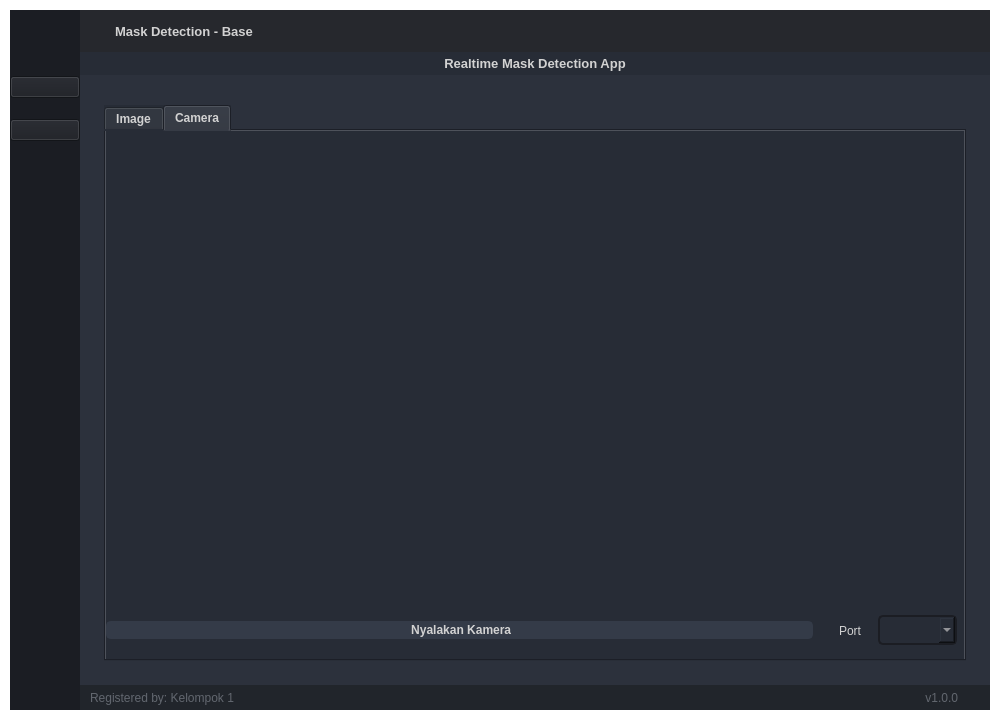
Old version of the form new_DL.ui in the repository arve1n/Deep_Learning_Kelompok1.
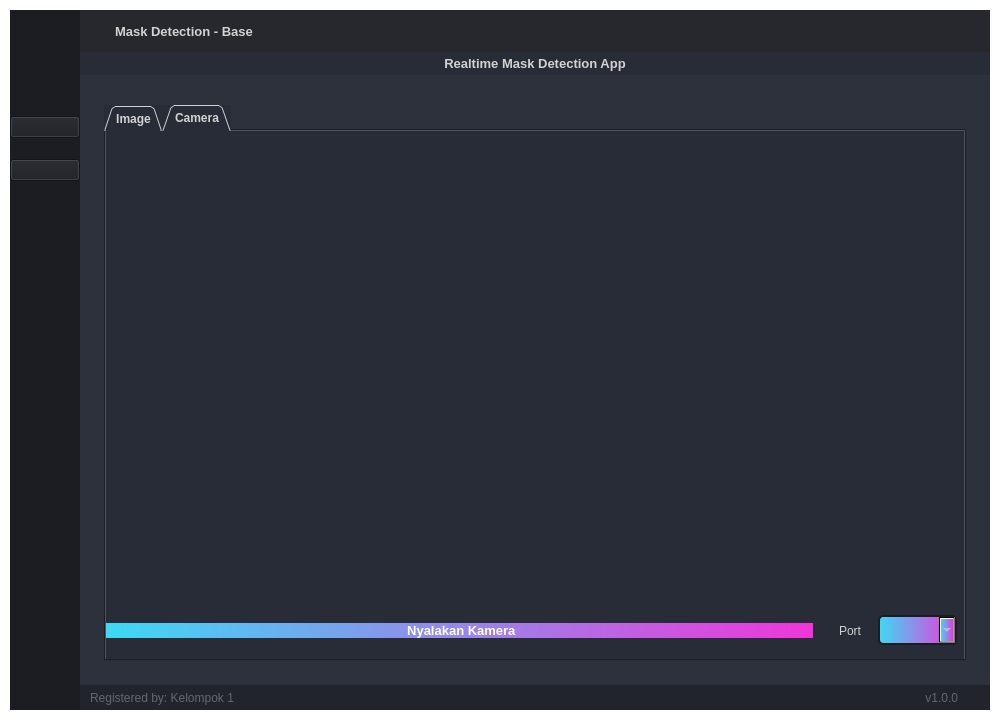
New version of the form. The open tabs and pages were chosen to show the change. Icons and pictures are not drawn.

Commit message: new ui pyqt and icon

The edit to the form file:
```diff
--- a/new_DL.ui
+++ b/new_DL.ui
@@ -1390,6 +1390,22 @@
                </layout>
               </widget>
              </item>
+             <item>
+              <spacer name="verticalSpacer_3">
+               <property name="orientation">
+                <enum>Qt::Vertical</enum>
+               </property>
+               <property name="sizeType">
+                <enum>QSizePolicy::Minimum</enum>
+               </property>
+               <property name="sizeHint" stdset="0">
+                <size>
+                 <width>20</width>
+                 <height>40</height>
+                </size>
+               </property>
+              </spacer>
+             </item>
              <item>
               <widget class="QPushButton" name="pushButton_2">
                <property name="text">
@@ -1397,7 +1413,13 @@
                </property>
                <property name="icon">
                 <iconset>
-                 <normaloff>icons/20x20/cil-description.png</normaloff>icons/20x20/cil-description.png</iconset>
+                 <normaloff>C:/Users/HP/Downloads/icons8-home-page-50.png</normaloff>C:/Users/HP/Downloads/icons8-home-page-50.png</iconset>
+               </property>
+               <property name="iconSize">
+                <size>
+                 <width>50</width>
+                 <height>50</height>
+                </size>
                </property>
               </widget>
              </item>
@@ -1427,7 +1449,13 @@
                </property>
                <property name="icon">
                 <iconset>
-                 <normaloff>icons/20x20/cil-code.png</normaloff>icons/20x20/cil-code.png</iconset>
+                 <normaloff>C:/Users/HP/Downloads/icons8-protection-mask-50.png</normaloff>C:/Users/HP/Downloads/icons8-protection-mask-50.png</iconset>
+               </property>
+               <property name="iconSize">
+                <size>
+                 <width>50</width>
+                 <height>50</height>
+                </size>
                </property>
               </widget>
              </item>
@@ -1660,6 +1688,9 @@
                           <string notr="true">background-color: rgb(39, 44, 54);
 font-color: white;</string>
                          </property>
+                         <property name="tabShape">
+                          <enum>QTabWidget::Triangular</enum>
+                         </property>
                          <property name="currentIndex">
                           <number>0</number>
                          </property>
@@ -1765,15 +1796,21 @@
                               </property>
                               <property name="font">
                                <font>
+                                <family>Microsoft YaHei UI</family>
+                                <pointsize>10</pointsize>
                                 <weight>75</weight>
+                                <italic>false</italic>
                                 <bold>true</bold>
                                </font>
                               </property>
                               <property name="styleSheet">
-                               <string notr="true">QPushButton {
-	border: 2px solid rgb(52, 59, 72);
-	border-radius: 5px;	
-	background-color: rgb(52, 59, 72);
+                               <string notr="true">QPushButton{
+font: 75 10pt &quot;Microsoft YaHei UI&quot;;
+font-weight: bold;
+color: rgb(255, 255, 255);
+background-color: qlineargradient(spread:pad, x1:0, y1:0, x2:1, y2:0, stop:0 rgb(61, 217, 245), stop:1 rgb(240, 53, 218));
+border-style: solid;
+border-radius:21px;
 }
 QPushButton:hover {
 	background-color: rgb(57, 65, 80);
@@ -1833,7 +1870,33 @@
                              </spacer>
                             </item>
                             <item>
-                             <widget class="QComboBox" name="comboBox"/>
+                             <widget class="QComboBox" name="comboBox">
+                              <property name="styleSheet">
+                               <string notr="true">background-color: qlineargradient(spread:pad, x1:0, y1:0, x2:1, y2:0, stop:0 rgb(61, 217, 245), stop:1 rgb(240, 53, 218));</string>
+                              </property>
+                             </widget>
+                            </item>
+                           </layout>
+                          </widget>
+                          <widget class="QWidget" name="verticalLayoutWidget">
+                           <property name="geometry">
+                            <rect>
+                             <x>579</x>
+                             <y>0</y>
+                             <width>261</width>
+                             <height>481</height>
+                            </rect>
+                           </property>
+                           <layout class="QVBoxLayout" name="verticalLayout_7">
+                            <item>
+                             <widget class="QLabel" name="label_4">
+                              <property name="text">
+                               <string/>
+                              </property>
+                              <property name="alignment">
+                               <set>Qt::AlignRight|Qt::AlignTrailing|Qt::AlignVCenter</set>
+                              </property>
+                             </widget>
                             </item>
                            </layout>
                           </widget>
```
Left out of the diff: 49 changed lines with no effect on the pictures. The commit also changes 11 other files.
